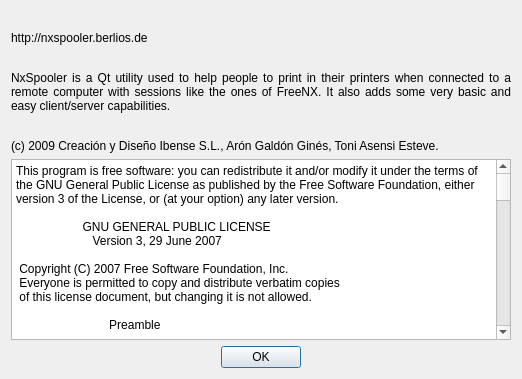
Qt form trunk/aboutDialog.ui (BackupTheBerlios/nxspooler-svn) before a commit.
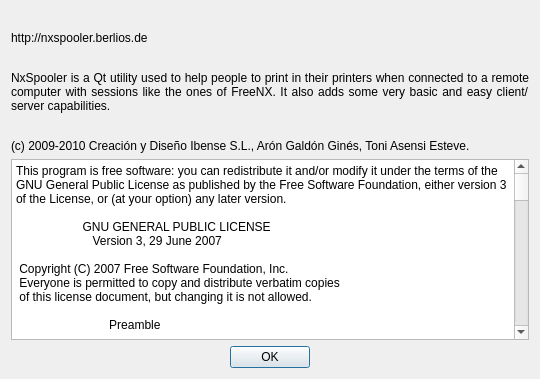
The same form after that commit. Icons and pictures are not drawn.

```diff
--- a/trunk/aboutDialog.ui
+++ b/trunk/aboutDialog.ui
@@ -9,7 +9,7 @@
    <rect>
     <x>0</x>
     <y>0</y>
-    <width>508</width>
+    <width>540</width>
     <height>379</height>
    </rect>
   </property>
@@ -89,7 +89,7 @@
       </sizepolicy>
      </property>
      <property name="text">
-      <string notr="true">(c) 2009 Creación y Diseño Ibense S.L., Arón Galdón Ginés, Toni Asensi Esteve. </string>
+      <string notr="true">(c) 2009-2010 Creación y Diseño Ibense S.L., Arón Galdón Ginés, Toni Asensi Esteve. </string>
      </property>
     </widget>
    </item>
```
